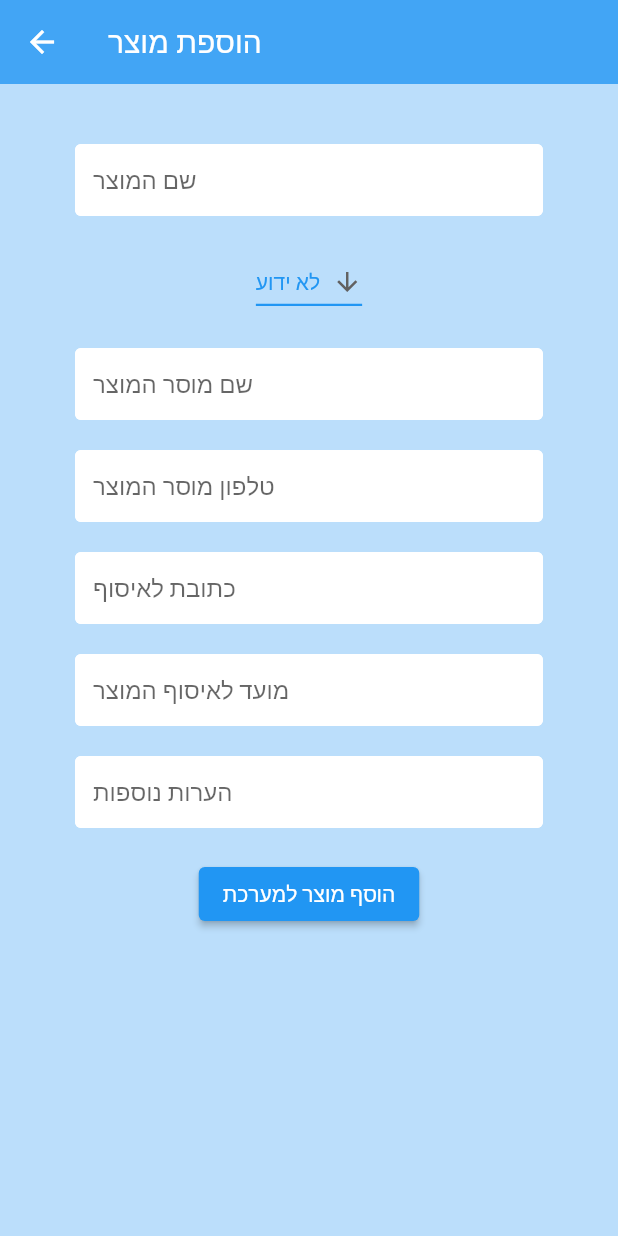
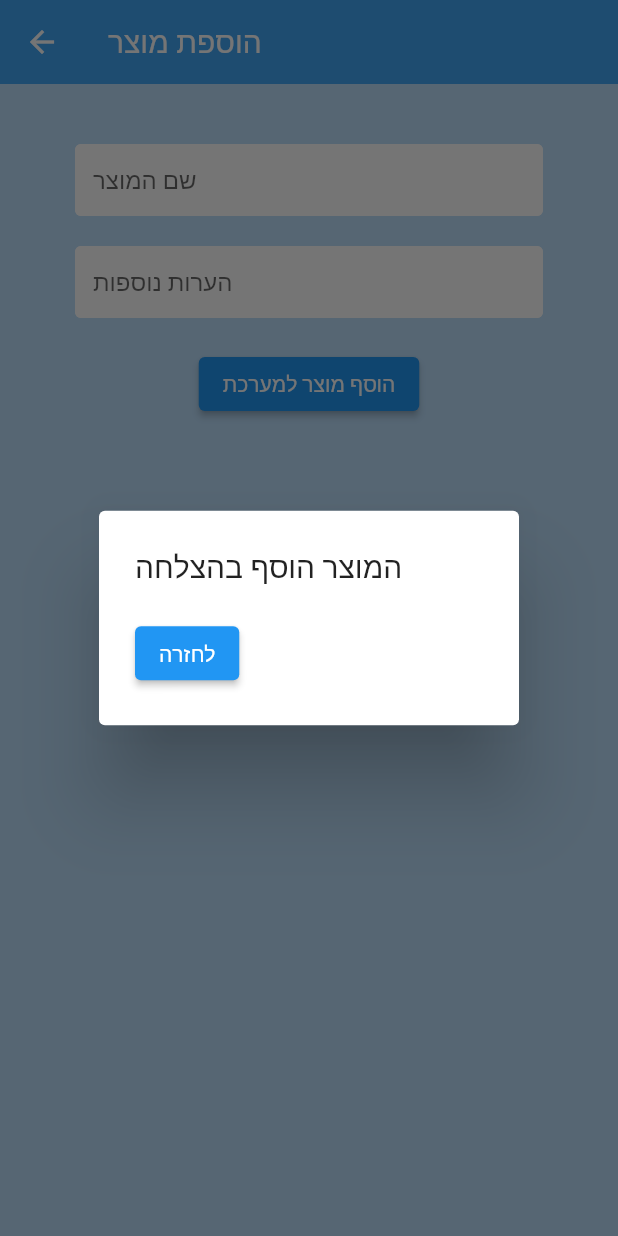
Before and after one commit to OmriColberg/GivitApp, a Flutter app: the AddProductPage screen opened directly with empty values, after a tap on "הוסף מוצר למערכת", on a phone screen of 412 x 824 dp. Run offline on Flutter 3.47's test engine with Material 2 defaults, Android fonts, the light colour scheme and no system bars; our stand-ins replace cloud_firestore, firebase_auth, firebase_core, flutter_spinkit, get_it; accounts and stored records are empty.

```diff
--- a/lib/admin_feature/presentation/pages/add_product_page.dart
+++ b/lib/admin_feature/presentation/pages/add_product_page.dart
@@ -1,7 +1,9 @@
 import 'package:flutter/material.dart';
+import 'package:givit_app/core/models/givit_user.dart';
 import 'package:givit_app/core/models/product.dart';
 import 'package:givit_app/core/shared/constant.dart';
 import 'package:givit_app/services/database.dart';
+import 'package:provider/provider.dart';
 
 class AddProductPage extends StatefulWidget {
   final Size size;
@@ -12,20 +14,16 @@ class AddProductPage extends StatefulWidget {
 }
 
 class _RegisterProductPageState extends State<AddProductPage> {
-  final DatabaseService db = DatabaseService();
   final _formKey = GlobalKey<FormState>();
   String error = '';
 
   String name = '';
-  ProductState state = ProductState.unknown;
-  String ownerName = '';
-  late int ownerPhoneNumber;
-  String pickUpAddress = '';
-  String timeForPickUp = '';
   String notes = '';
 
   @override
   Widget build(BuildContext context) {
+    GivitUser user = Provider.of<GivitUser>(context);
+    final DatabaseService db = DatabaseService(uid: user.uid);
     return SafeArea(
       child: Scaffold(
         backgroundColor: Colors.blue[100],
@@ -51,71 +49,6 @@ class _RegisterProductPageState extends State<AddProductPage> {
                     },
                   ),
                   SizedBox(height: 20.0),
-                  DropdownButton<String>(
-                    value: Product.hebrewFromEnum(state),
-                    icon: const Icon(Icons.arrow_downward),
-                    iconSize: 20,
-                    elevation: 1,
-                    style: const TextStyle(color: Colors.blue),
-                    underline: Container(
-                      height: 1.5,
-                      color: Colors.blue,
-                    ),
-                    onChanged: (String? newValue) {
-                      setState(() {
-                        state = Product.productStateFromString(newValue!);
-                      });
-                    },
-                    items: <String>['חדש', 'כמו חדש', 'משומש', 'לא ידוע']
-                        .map<DropdownMenuItem<String>>((String value) {
-                      return DropdownMenuItem<String>(
-                        value: value,
-                        child: Text(value),
-                      );
-                    }).toList(),
-                  ),
-                  SizedBox(height: 20.0),
-                  TextFormField(
-                    decoration:
-                        textInputDecoration.copyWith(hintText: 'שם מוסר המוצר'),
-                    onChanged: (val) {
-                      setState(() => ownerName = val);
-                    },
-                  ),
-                  SizedBox(height: 20.0),
-                  TextFormField(
-                    decoration: textInputDecoration.copyWith(
-                        hintText: 'טלפון מוסר המוצר'),
-                    /*validator: (val) => val.length != 10
-                              ? "הכנס מס' טלפון של בעל המוצר"
-                              : null,*/
-                    onChanged: (val) {
-                      setState(() => ownerPhoneNumber = int.parse(val));
-                    },
-                  ),
-                  SizedBox(height: 20.0),
-                  TextFormField(
-                    decoration:
-                        textInputDecoration.copyWith(hintText: 'כתובת לאיסוף'),
-                    /*validator: (val) => val.length != 10
-                              ? "הכנס כתובת לאיסוף המוצר"
-                              : null,*/
-                    onChanged: (val) {
-                      setState(() => pickUpAddress = val);
-                    },
-                  ),
-                  SizedBox(height: 20.0),
-                  TextFormField(
-                    decoration: textInputDecoration.copyWith(
-                        hintText: 'מועד לאיסוף המוצר'),
-                    /*validator: (val) => val.length != 10
-                              ? "הכנס מועד לאיסוף המוצר"
-                              : null,*/
-                    onChanged: (val) {
-                      setState(() => timeForPickUp = val);
-                    },
-                  ),
-                  SizedBox(height: 20.0),
                   TextFormField(
                     decoration:
                         textInputDecoration.copyWith(hintText: 'הערות נוספות'),
@@ -134,14 +67,7 @@ class _RegisterProductPageState extends State<AddProductPage> {
                     ),
                     onPressed: () async {
                       db
-                          .addProductData(
-                              name: name,
-                              state: state,
-                              ownerName: ownerName,
-                              ownerPhoneNumber: ownerPhoneNumber.toString(),
-                              pickUpAddress: pickUpAddress,
-                              timeForPickUp: timeForPickUp,
-                              notes: notes)
+                          .addProductData(name: name, notes: notes)
                           .then((_result) {
                         showDialogHelper(
                             "Product added succesfully", widget.size);
--- a/lib/core/models/givit_user.dart
+++ b/lib/core/models/givit_user.dart
@@ -14,7 +14,7 @@ class GivitUser {
       this.password = '',
       this.fullName = '',
       this.phoneNumber = 0,
-      this.role = '',
+      this.role = 'User',
       this.uid = '',
       this.products = const []});
 
--- a/lib/core/models/product.dart
+++ b/lib/core/models/product.dart
@@ -7,6 +7,9 @@ class Product {
   final String pickUpAddress;
   final String timeForPickUp;
   final String notes;
+  final int weight;
+  final int length;
+  final int width;
 
   Product(
       {this.id = '',
@@ -16,7 +19,10 @@ class Product {
       this.ownerPhoneNumber = '',
       this.pickUpAddress = '',
       this.timeForPickUp = '',
-      this.notes = ''});
+      this.notes = '',
+      this.weight = 0,
+      this.length = 0,
+      this.width = 0});
 
   Map<String, dynamic> toJson() => {
         'Product Name': name,
@@ -26,6 +32,9 @@ class Product {
         'Pick Up Address': pickUpAddress,
         'Time Span For Pick Up': timeForPickUp,
         'Notes': notes,
+        'Weight': weight,
+        'Length': length,
+        'Width': width,
       };
 
   static Product productFromDocument(
@@ -39,6 +48,9 @@ class Product {
       pickUpAddress: productMap['Pick Up Address'],
       timeForPickUp: productMap['Time Span For Pick Up'],
       notes: productMap['Notes'],
+      weight: productMap['Weight'] ?? 0,
+      length: productMap['Length'] ?? 0,
+      width: productMap['Width'] ?? 0,
     );
   }
 
--- a/lib/login_feature/presentation/pages/wrapper.dart
+++ b/lib/login_feature/presentation/pages/wrapper.dart
@@ -11,6 +11,6 @@ class Wrapper extends StatelessWidget {
     final GivitUser user = Provider.of<GivitUser>(context);
     //final GivitUser user = getIt();
 
-    return user == null ? Authenticate() : MainMenu();
+    return user.uid == '' ? Authenticate() : MainMenu();
   }
 }
--- a/lib/main_menu_feature/presentation/pages/main_menu_user.dart
+++ b/lib/main_menu_feature/presentation/pages/main_menu_user.dart
@@ -74,7 +74,7 @@ class MainMenuUser extends StatelessWidget {
                 TransportLogPage(),
                 TransportLogPage(),
                 ProfilePage(size: size),
-                MainPage(),
+                MainPage(size: size),
               ],
             ),
           ),
--- a/lib/services/auth.dart
+++ b/lib/services/auth.dart
@@ -47,6 +47,7 @@ class AuthService {
   // sign out
   Future signOut() async {
     try {
+      print('try to logout');
       return await _auth.signOut();
     } catch (error) {
       print(error.toString());
```
Also changed, not shown: lib/core/shared/assign_card.dart (renamed from lib/main_page_feature/presentation/pages/assign_card.dart, +11 -1 lines), lib/main_menu_feature/presentation/pages/main_menu_admin.dart (+5 -2 lines), lib/main_page_feature/presentation/pages/main_page.dart (+22 -14 lines), lib/profile_page_feature/presentation/pages/product_found_form.dart (added, +215 -0 lines), lib/profile_page_feature/presentation/pages/profile_page.dart (+5 -4 lines), lib/services/database.dart (+41 -9 lines).
